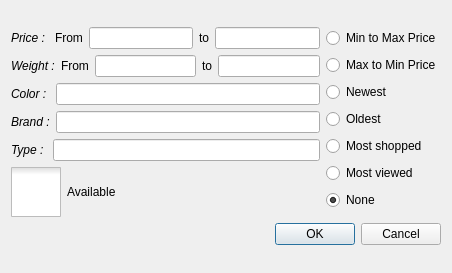
Qt form AP/search_tools.ui (AP-projects-4001/Guys) before a commit.
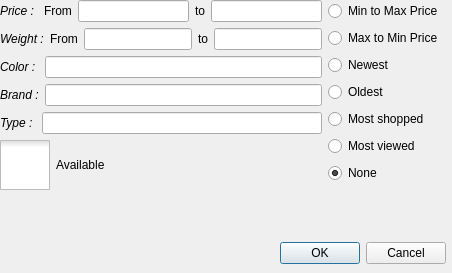
The same form after that commit. Icons and pictures are not drawn.

Patch:
```diff
--- a/AP/search_tools.ui
+++ b/AP/search_tools.ui
@@ -25,10 +25,26 @@
   <property name="windowTitle">
    <string>Dialog</string>
   </property>
-  <layout class="QGridLayout" name="gridLayout">
-   <item row="0" column="0">
-    <layout class="QVBoxLayout" name="verticalLayout_5">
-     <item>
+  <widget class="QDialogButtonBox" name="buttonBox">
+   <property name="geometry">
+    <rect>
+     <x>280</x>
+     <y>240</y>
+     <width>166</width>
+     <height>26</height>
+    </rect>
+   </property>
+   <property name="cursor">
+    <cursorShape>PointingHandCursor</cursorShape>
+   </property>
+   <property name="orientation">
+    <enum>Qt::Horizontal</enum>
+   </property>
+   <property name="standardButtons">
+    <set>QDialogButtonBox::Cancel|QDialogButtonBox::Ok</set>
+   </property>
+  </widget>
+  <widget class="QWidget" name="">
       <layout class="QHBoxLayout" name="horizontalLayout_8">
        <item>
         <layout class="QVBoxLayout" name="verticalLayout_4">
@@ -270,20 +286,7 @@
         </layout>
        </item>
       </layout>
-     </item>
-     <item>
-      <widget class="QDialogButtonBox" name="buttonBox">
-       <property name="orientation">
-        <enum>Qt::Horizontal</enum>
-       </property>
-       <property name="standardButtons">
-        <set>QDialogButtonBox::Cancel|QDialogButtonBox::Ok</set>
-       </property>
-      </widget>
-     </item>
-    </layout>
-   </item>
-  </layout>
+  </widget>
  </widget>
  <resources/>
  <connections>
```
Lines whose indentation alone changed are shown as unchanged.
